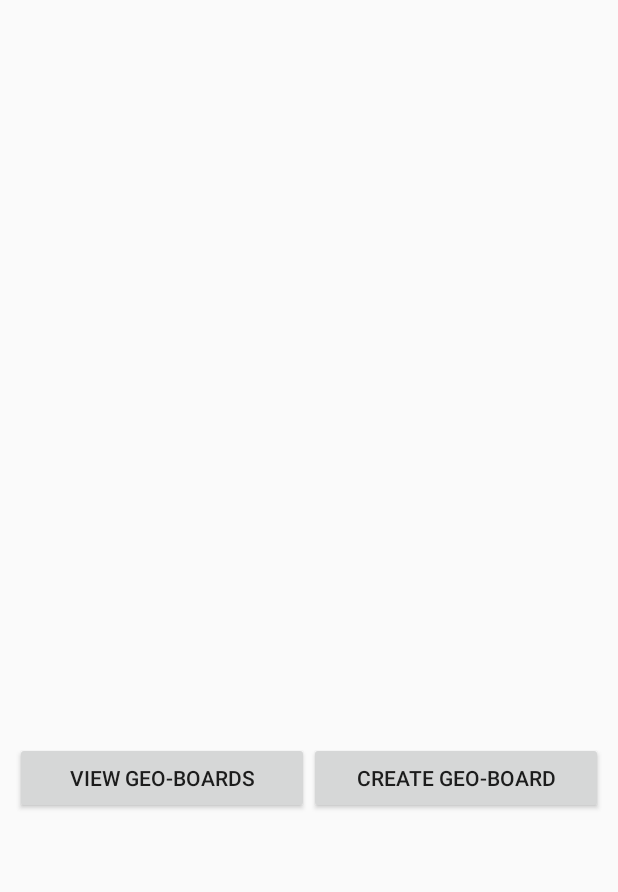
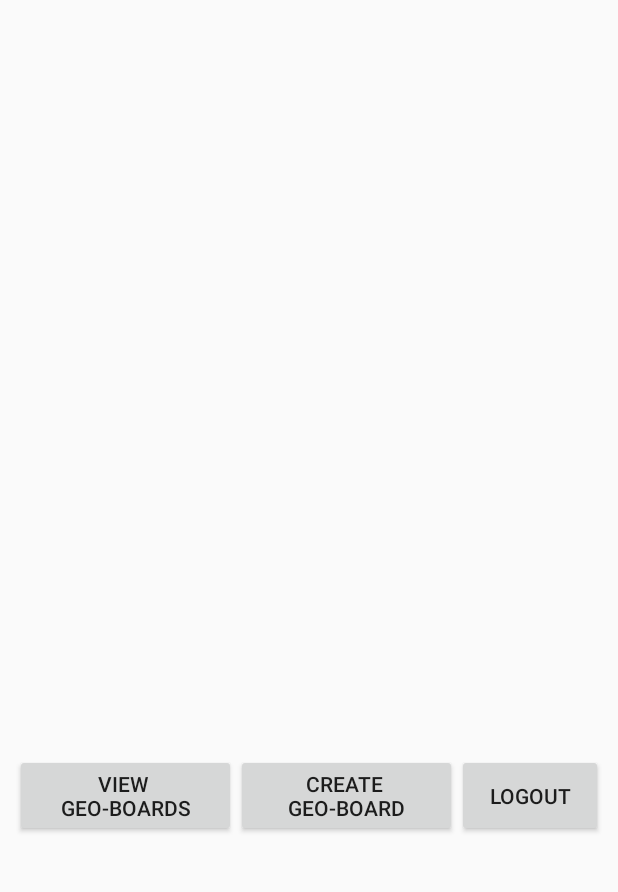
Before and after one commit to DavidGreyIreland/GeoBoard1, an Android app: the screen it shows after launch once a user with an empty profile is signed in (MapsActivity), on a phone screen of 412 x 824 dp, the part 53-945 px from its top. Run offline under Robolectric (Android 15) with nearby library versions, the phone set to English and light mode, and no system bars; our stand-ins replace Firebase (no records; nobody signed in at launch, a user with empty details on screens opened directly).

Commit message:
added a logout button for the MapsActivity.class added NFC read/write class

```diff
--- a/app/src/main/AndroidManifest.xml
+++ b/app/src/main/AndroidManifest.xml
@@ -22,6 +22,7 @@
         android:name="com.google.android.gms.version"
         android:value="@integer/google_play_services_version"/>
 
+    <uses-permission android:name="android.permission.NFC"/>
     <application
         android:allowBackup="true"
         android:icon="@mipmap/ic_launcher"
@@ -55,6 +56,8 @@
             android:name=".MapsActivity"
             android:label="@string/title_activity_maps">
         </activity>
+        <activity android:name=".NfcSecurity">
+        </activity>
     </application>
 
 </manifest>
--- a/app/src/main/java/com/example/project/geoboard1/MapsActivity.java
+++ b/app/src/main/java/com/example/project/geoboard1/MapsActivity.java
@@ -23,6 +23,8 @@ import com.google.android.gms.maps.model.BitmapDescriptorFactory;
 import com.google.android.gms.maps.model.LatLng;
 import com.google.android.gms.maps.model.Marker;
 import com.google.android.gms.maps.model.MarkerOptions;
+import com.google.firebase.auth.FirebaseAuth;
+import com.google.firebase.auth.FirebaseUser;
 
 public class MapsActivity extends FragmentActivity implements OnMapReadyCallback, GoogleMap.OnMarkerClickListener
 {
@@ -34,6 +36,9 @@ public class MapsActivity extends FragmentActivity implements OnMapReadyCallback
     private Marker currentLocationMarker;
     Button buttonCreateGeoBoard;
     Button buttonViewGeoBoard;
+    Button buttonLogout;
+    FirebaseAuth firebaseAuth;
+
     @Override
     protected void onCreate(Bundle savedInstanceState)
     {
@@ -43,6 +48,9 @@ public class MapsActivity extends FragmentActivity implements OnMapReadyCallback
         SupportMapFragment mapFragment = (SupportMapFragment) getSupportFragmentManager()
                 .findFragmentById(R.id.map);
         mapFragment.getMapAsync(this);
+        buttonLogout = (Button)findViewById(R.id.buttonLogout);
+        // initializes firebase object
+        firebaseAuth = firebaseAuth.getInstance();
     }
 
     /**
@@ -169,4 +177,17 @@ public class MapsActivity extends FragmentActivity implements OnMapReadyCallback
     {
         startActivity(new Intent(getApplication(), CreateGeoBoard.class));
     }
+
+    public void logOut(View view)
+    {
+        FirebaseUser user = firebaseAuth.getCurrentUser();
+
+        if(view == buttonLogout)
+        {
+            Toast.makeText(this, user.getEmail() + " has logged out!", Toast.LENGTH_SHORT).show();
+            firebaseAuth.signOut();
+            finish();
+            startActivity(new Intent(this, MainActivity.class));
+        }
+    }
 }
--- a/app/src/main/res/layout/activity_maps.xml
+++ b/app/src/main/res/layout/activity_maps.xml
@@ -44,6 +44,17 @@
             android:layout_width="match_parent"
             android:layout_weight="1"
             android:onClick="createGeoBoard"/>
+
+        <Button
+            android:text="@string/logout"
+            android:layout_width="match_parent"
+            android:id="@+id/buttonLogout"
+            android:textSize="14sp"
+            android:onClick="logOut"
+            tools:ignore="ButtonStyle"
+            android:layout_weight="1.2"
+            android:layout_marginTop="18dp"
+            android:layout_height="55dp"/>
     </LinearLayout>
 
 </LinearLayout>
--- a/app/src/main/res/values/strings.xml
+++ b/app/src/main/res/values/strings.xml
@@ -15,8 +15,8 @@
     <string name="textViewRegisterHere">Not registered yet? Register here!</string>
     <string name="userLoginHeader">User Login</string>
     <string name="loginButton">Login</string>
-    <string name="buttonCreateGeoBoard">Create Geo-Board</string>
-    <string name="buttonViewGeoBoard">View Geo-boards</string>
+    <string name="buttonCreateGeoBoard">Create \nGeo-Board</string>
+    <string name="buttonViewGeoBoard">View \nGeo-boards</string>
     <string name="title_activity_maps">Map</string>
     <string name="geoBoardTitleTextView">Title:</string>
     <string name="geoBoardSubjectTextView">Subject:</string>
```
Also changed, not shown: app/src/main/java/com/example/project/geoboard1/NfcSecurity.java (added, +200 -0 lines), app/src/main/res/layout/activity_nfc_security.xml (added, +14 -0 lines).
